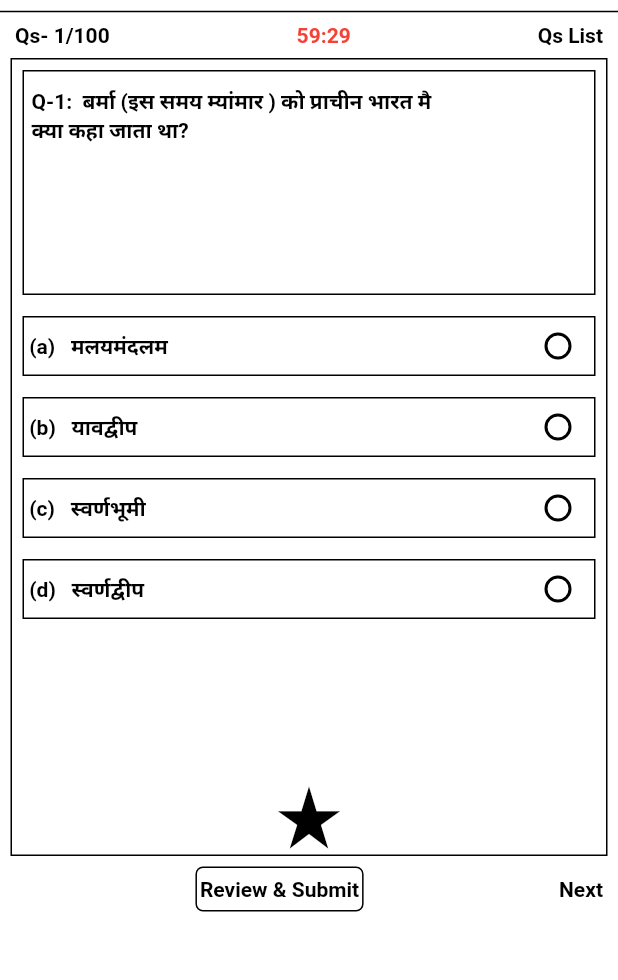
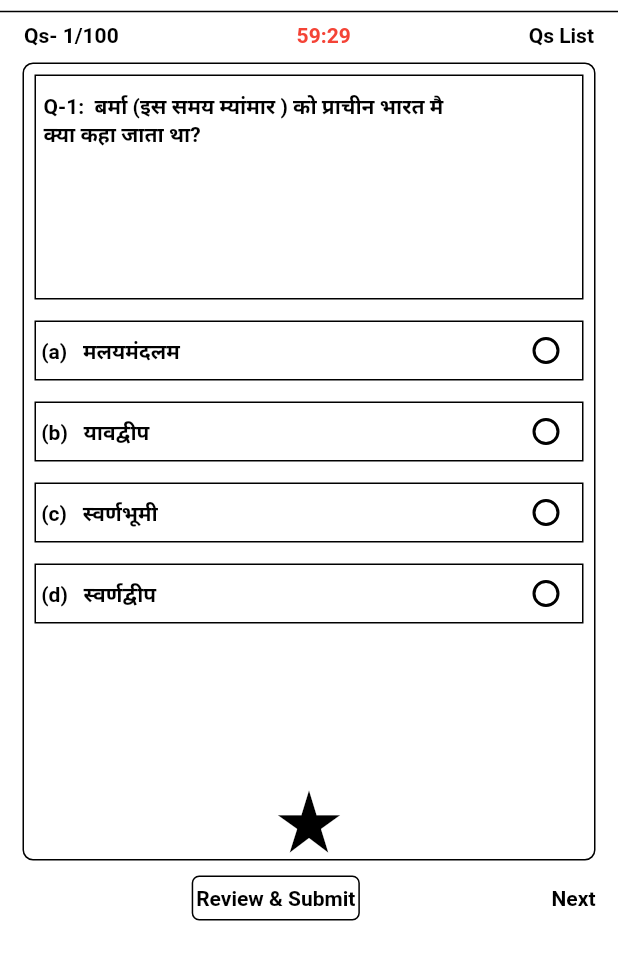
Before and after one commit to manju1210/gyanology, a Flutter app: the screen it shows after launch, on a phone screen of 412 x 824 dp, the part 68-1048 px from its top. Run offline on Flutter 3.47's test engine with Material 2 defaults, Android fonts, the phone set to English and light mode, and no system bars.

Commit message:
test screen changes

```diff
--- a/lib/test_screen.dart
+++ b/lib/test_screen.dart
@@ -46,7 +46,7 @@ class _TestScreenState extends State<TestScreen> {
           ),
           Divider(color: Colors.black,thickness: 1.0,),
           Padding(
-            padding: EdgeInsets.only(left:10.0,right:10.0),
+            padding: EdgeInsets.only(left:16.0,right:16.0),
             child:Row(
               crossAxisAlignment: CrossAxisAlignment.start,
               mainAxisAlignment: MainAxisAlignment.spaceBetween,
@@ -58,9 +58,10 @@ class _TestScreenState extends State<TestScreen> {
             ),
           ),
           Padding(
-              padding: EdgeInsets.all(7.0),
+              padding: EdgeInsets.only(left: 15.0,right: 15,top: 10),
             child:Container(
-              decoration: BoxDecoration(border:Border.all(color: Colors.black)),
+              decoration: BoxDecoration(border:Border.all(color: Colors.black),
+              borderRadius: BorderRadius.circular(7.0)),
               child: Column(
                 crossAxisAlignment: CrossAxisAlignment.start,
                 children: [
@@ -84,7 +85,7 @@ class _TestScreenState extends State<TestScreen> {
                 ],
               ),
             )
-          ),
+          ),SizedBox(height: 10,),
           Row(
             mainAxisAlignment: MainAxisAlignment.center,
             children: <Widget>[
@@ -106,7 +107,7 @@ class _TestScreenState extends State<TestScreen> {
               ),
               Spacer(),
               Padding(
-                  padding: EdgeInsets.only(right: 10.0),
+                  padding: EdgeInsets.only(right: 15.0),
                   child:Align(
                   alignment: Alignment.topRight,
                   child:buildTextWidget("Next", Colors.black,fontWeight: FontWeight.bold)
```
